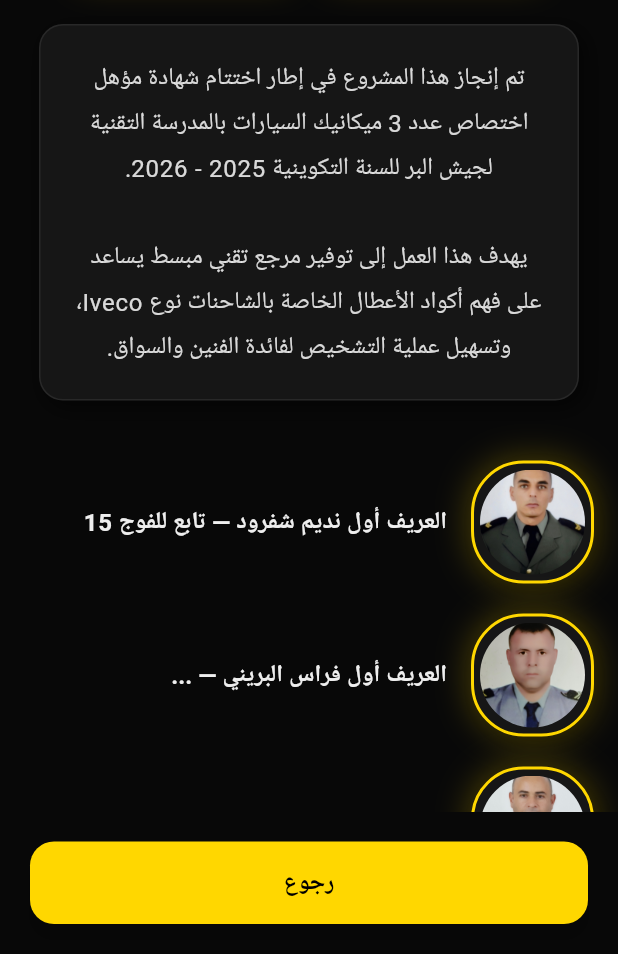
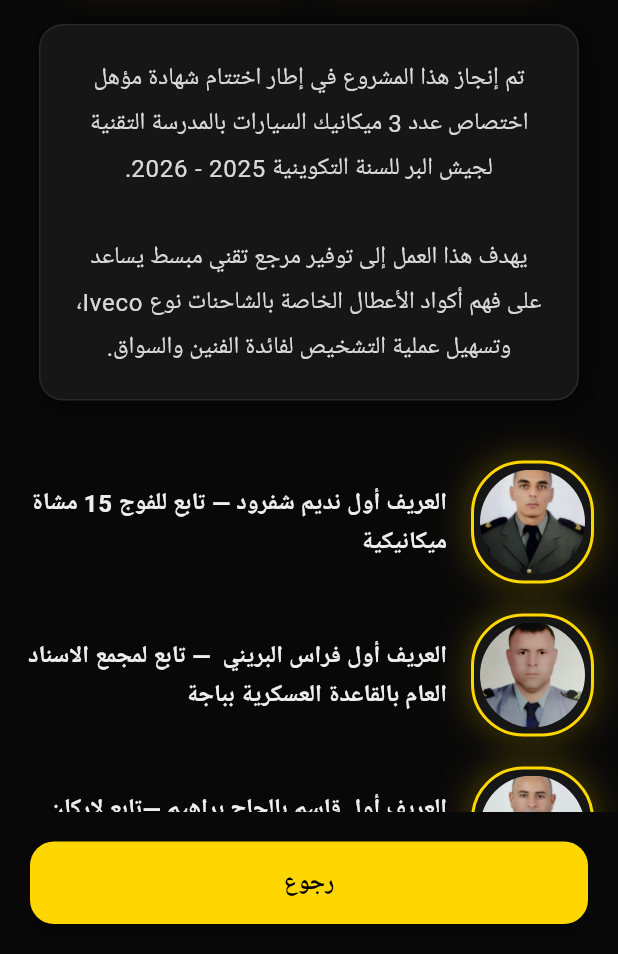
Before and after one commit to nadimchafroud-stack/IvecoBS3, a Flutter app: the AboutScreen screen opened directly, on a phone screen of 412 x 824 dp, the part 282-1236 px from its top. Run offline on Flutter 3.47's test engine with Material 3 defaults, Android fonts, the phone set to English and light mode, and no system bars; our stand-ins replace flutter_svg, google_fonts, hive_flutter, image_picker, share_plus; accounts and stored records are empty.

Commit message:
Update about_screen.dart

```diff
--- a/lib/screens/about_screen.dart
+++ b/lib/screens/about_screen.dart
@@ -124,13 +124,13 @@ class AboutScreen extends StatelessWidget {
 
               // ─────────── الأشخاص المشاركين ───────────
               _personRow(context, 'assets/images/na.jpg',
-                  "العريف أول نديم شفرود — تابع للفوج 15"),
+                  "العريف أول نديم شفرود — تابع للفوج 15 مشاة ميكانيكية"),
               const SizedBox(height: 20),
               _personRow(context, 'assets/images/fi.jpg',
-                  "العريف أول فراس البريني — ..."),
+                  "العريف أول فراس البريني  — تابع لمجمع الاسناد العام بالقاعدة العسكرية بباجة"),
               const SizedBox(height: 20),
               _personRow(context, 'assets/images/ka.jpg',
-                  "العريف أول قاسم بالحاج براهيم — ..."),
+                  "العريف أول قاسم بالحاج براهيم —تابع لاركان جيش الطيران"),
 
               const SizedBox(height: 20),
             ],
```
